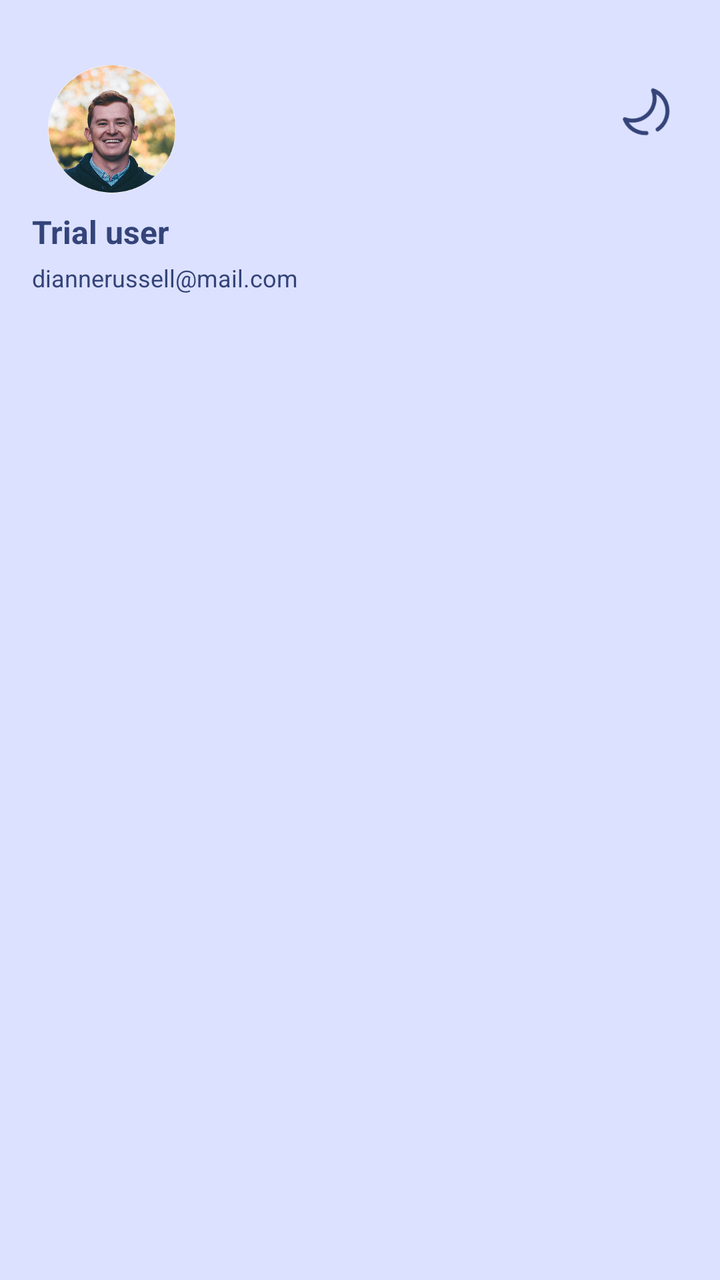
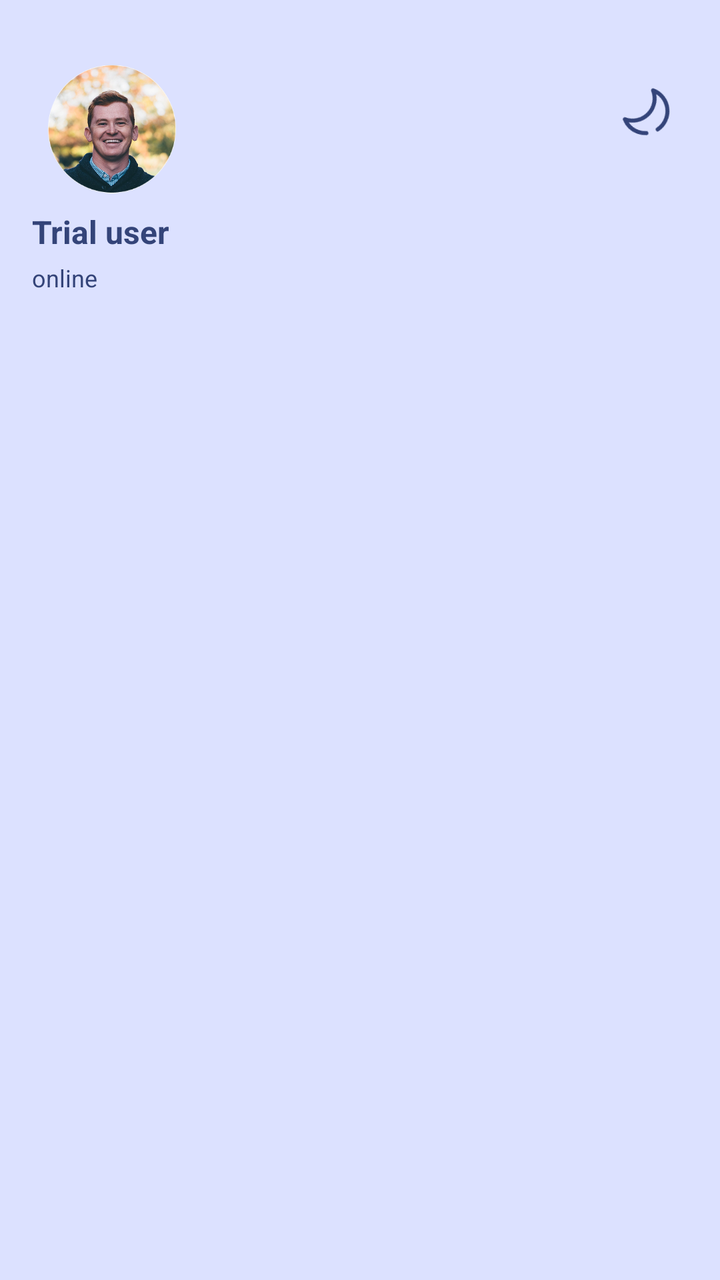

Two renders of the same Android screen: before a commit and after it. Below are the layout's source before the change and the commit's diff.
<!-- AndroidManifest.xml: application theme Theme.Iotequipment -->
<!-- res/layout/nav_header.xml -->
<?xml version="1.0" encoding="utf-8"?>
<androidx.constraintlayout.widget.ConstraintLayout xmlns:android="http://schemas.android.com/apk/res/android"
    xmlns:app="http://schemas.android.com/apk/res-auto"
    xmlns:tools="http://schemas.android.com/tools"
    android:layout_width="match_parent"
    android:layout_height="180dp"
    android:background="@color/md_theme_primaryContainer"
    android:gravity="bottom"
    android:orientation="vertical"
    android:padding="16dp">

    <ImageView
        android:id="@+id/imageView3"
        android:layout_width="64dp"
        android:layout_height="65dp"
        android:layout_marginStart="8dp"
        android:layout_marginTop="16dp"
        android:contentDescription="User Image"
        android:src="@drawable/ic_profile"
        app:layout_constraintStart_toStartOf="parent"
        app:layout_constraintTop_toTopOf="parent" />

    <TextView
        android:id="@+id/nav_header_name"
        android:layout_width="match_parent"
        android:layout_height="wrap_content"
        android:layout_marginTop="8dp"
        android:text="@string/user_trial"
        android:textColor="@color/md_theme_onPrimaryContainer"
        android:textSize="16sp"
        android:textStyle="bold"
        app:layout_constraintTop_toBottomOf="@+id/imageView3"
        tools:layout_editor_absoluteX="16dp" />

    <TextView
        android:id="@+id/nav_header_mail"
        android:layout_width="match_parent"
        android:layout_height="wrap_content"
        android:layout_marginTop="4dp"
        android:text="diannerussell@mail.com"
        android:textColor="@color/md_theme_onPrimaryContainer"
        android:textSize="12sp"
        app:layout_constraintTop_toBottomOf="@+id/nav_header_name"
        tools:layout_editor_absoluteX="16dp" />

    <ImageButton
        android:id="@+id/imageButton"
        android:layout_width="32dp"
        android:layout_height="32dp"
        android:layout_marginTop="24dp"
        android:layout_marginEnd="4dp"
        android:background="@null"
        android:scaleX="-1"
        android:rotation="20"
        app:layout_constraintEnd_toEndOf="parent"
        app:layout_constraintTop_toTopOf="parent"
        app:srcCompat="@drawable/ic_night_mode" />
</androidx.constraintlayout.widget.ConstraintLayout>
<!-- resources referenced by this layout -->
<resources>
  <color name="md_theme_onPrimaryContainer">#344479</color>
  <color name="md_theme_primaryContainer">#DCE1FF</color>
  <!-- drawable ic_night_mode (drawable) -->
  <vector xmlns:android="http://schemas.android.com/apk/res/android"
      android:width="32dp"
      android:height="32dp"
      android:viewportWidth="64"
      android:viewportHeight="64">
    <path
        android:pathData="M34.82,56.11a23.86,23.86 0,0 1,-9.38 -1.9A2,2 0,0 1,27 50.53a19.87,19.87 0,0 0,7.82 1.58A20.16,20.16 0,0 0,46.59 48.3a24.12,24.12 0,0 1,-16.2 -35.91A20.16,20.16 0,0 0,14.71 32a19.91,19.91 0,0 0,3.88 11.87,2 2,0 0,1 -3.23,2.37A24.12,24.12 0,0 1,34.66 7.89h0A2,2 0,0 1,36.5 9.07a2,2 0,0 1,-0.33 2.16,20.11 20.11,0 0,0 15,33.5h0.13a2,2 0,0 1,1.83 1.19,2 2,0 0,1 -0.34,2.15A24.1,24.1 0,0 1,34.82 56.11Z"
        android:fillColor="@color/md_theme_onPrimaryContainer"/>
  </vector>
  <!-- drawable ic_profile: png bitmap (drawable, 126249 bytes) -->
  <string name="user_trial">Trial user</string>
  <style name="Theme.Iotequipment" parent="Base.Theme.Iotequipment" />
  <style name="Base.Theme.Iotequipment" parent="Theme.Material3.DayNight.NoActionBar">
          <item name="fontFamily">@font/iran_yekan_regular</item>
          
          
          <item name="colorPrimary">@color/md_theme_primary</item>
          <item name="android:colorBackground">@color/md_theme_background</item>
  
      </style>
  <color name="md_theme_primary">#0055EF</color>
  <color name="md_theme_background">#FAF8FF</color>
</resources>

<!-- the commit's change to res/layout/nav_header.xml (unified diff, before → after) -->
@@ -10,12 +10,12 @@
     android:padding="16dp">
 
     <ImageView
-        android:id="@+id/imageView3"
+        android:id="@+id/profileImageView"
         android:layout_width="64dp"
         android:layout_height="65dp"
         android:layout_marginStart="8dp"
         android:layout_marginTop="16dp"
-        android:contentDescription="User Image"
+        android:contentDescription="@string/user_trial"
         android:src="@drawable/ic_profile"
         app:layout_constraintStart_toStartOf="parent"
         app:layout_constraintTop_toTopOf="parent" />
@@ -29,22 +29,22 @@
         android:textColor="@color/md_theme_onPrimaryContainer"
         android:textSize="16sp"
         android:textStyle="bold"
-        app:layout_constraintTop_toBottomOf="@+id/imageView3"
+        app:layout_constraintTop_toBottomOf="@+id/profileImageView"
         tools:layout_editor_absoluteX="16dp" />
 
     <TextView
-        android:id="@+id/nav_header_mail"
+        android:id="@+id/nav_header_state"
         android:layout_width="match_parent"
         android:layout_height="wrap_content"
         android:layout_marginTop="4dp"
-        android:text="diannerussell@mail.com"
+        android:text="@string/setting_profile_online"
         android:textColor="@color/md_theme_onPrimaryContainer"
         android:textSize="12sp"
         app:layout_constraintTop_toBottomOf="@+id/nav_header_name"
         tools:layout_editor_absoluteX="16dp" />
 
     <ImageButton
-        android:id="@+id/imageButton"
+        android:id="@+id/btnChangeThem"
         android:layout_width="32dp"
         android:layout_height="32dp"
         android:layout_marginTop="24dp"
<!-- resource entries referenced after the edit -->
@@ -13,6 +13,7 @@
         android:fillColor="@color/md_theme_onPrimaryContainer"/>
   </vector>
   <!-- drawable ic_profile: png bitmap (drawable, 126249 bytes) -->
+  <string name="setting_profile_online">online</string>
   <string name="user_trial">Trial user</string>
   <style name="Theme.Iotequipment" parent="Base.Theme.Iotequipment" />
   <style name="Base.Theme.Iotequipment" parent="Theme.Material3.DayNight.NoActionBar">
